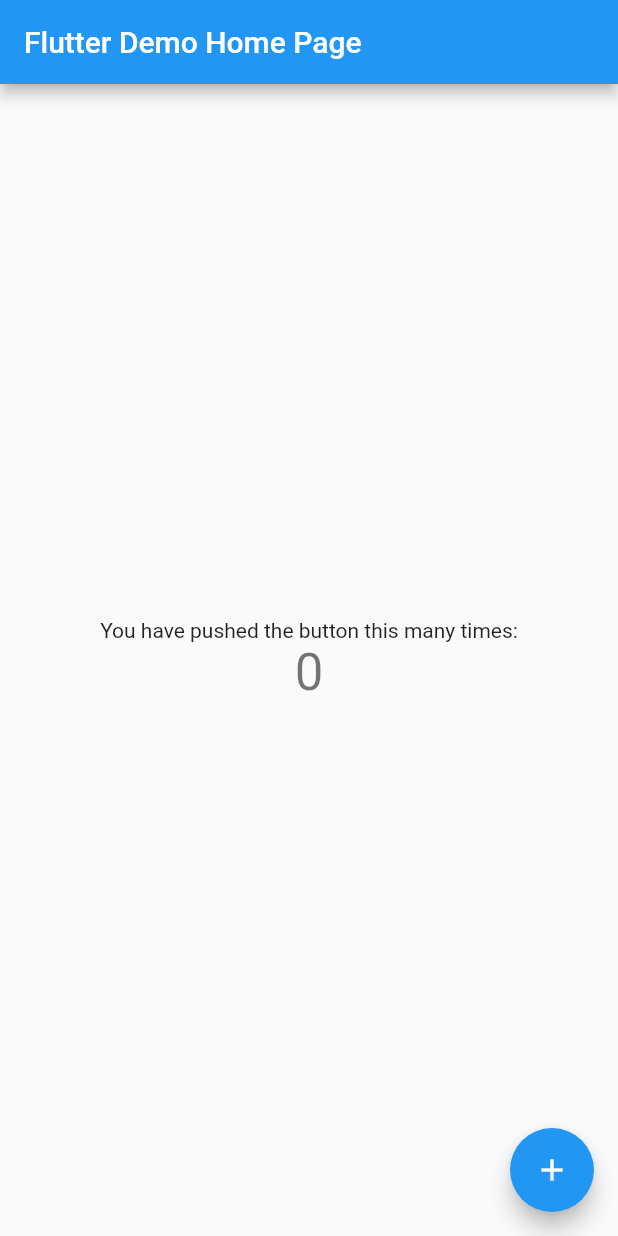
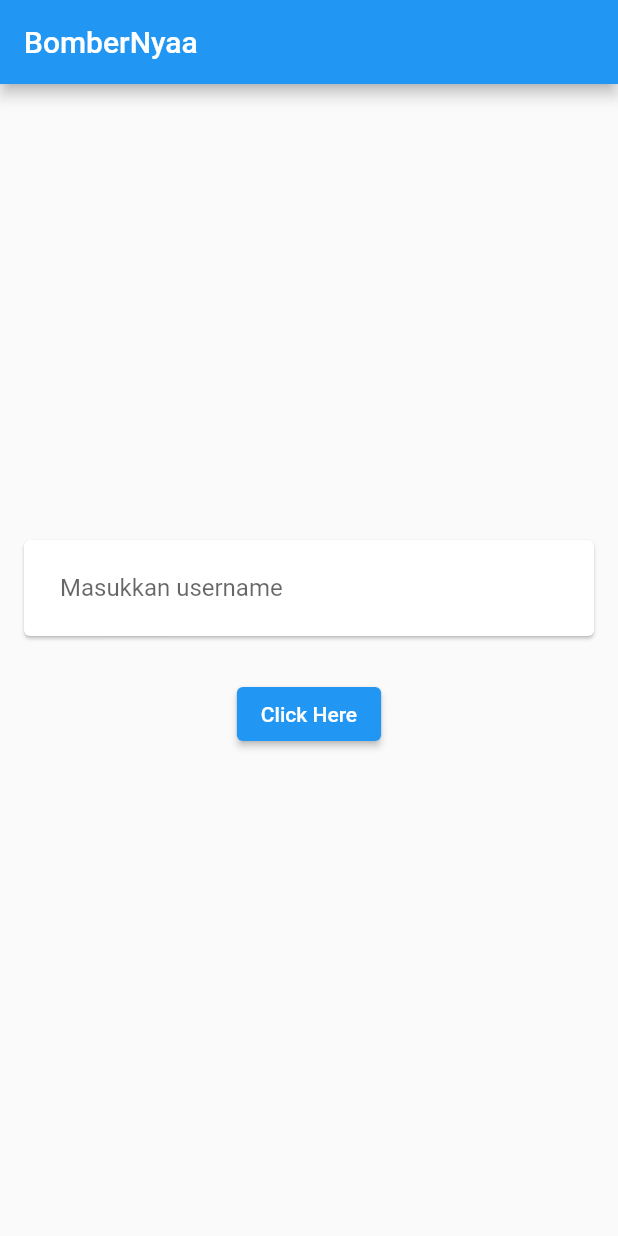
Before and after one commit to reAlpha39/chessbomb, a Flutter app: the screen it shows after launch, on a phone screen of 412 x 824 dp. Run offline on Flutter 3.47's test engine with Material 2 defaults, Android fonts, the phone set to English and light mode, and no system bars; our stand-ins replace bloc, flutter_bloc, freezed_annotation, get, get_it, injectable.

Commit message:
add homepage

```diff
--- /dev/null
+++ b/lib/app/home/bloc/cubit/player_id_cubit.dart
@@ -0,0 +1,14 @@
+import 'package:bloc/bloc.dart';
+import 'package:flutter/material.dart';
+import 'package:freezed_annotation/freezed_annotation.dart';
+import 'package:injectable/injectable.dart';
+
+part 'player_id_state.dart';
+part 'player_id_cubit.freezed.dart';
+
+@injectable
+class PlayerIdCubit extends Cubit<PlayerIdState> {
+  PlayerIdCubit() : super(const PlayerIdState.initial());
+
+  TextEditingController playerId = TextEditingController();
+}
--- /dev/null
+++ b/lib/app/home/bloc/cubit/player_id_state.dart
@@ -0,0 +1,9 @@
+part of 'player_id_cubit.dart';
+
+@freezed
+class PlayerIdState with _$PlayerIdState {
+  const factory PlayerIdState.initial() = _Initial;
+  const factory PlayerIdState.loading() = _Loading;
+  const factory PlayerIdState.error(String message) = _Error;
+  const factory PlayerIdState.success() = _Success;
+}
--- /dev/null
+++ b/lib/app/home/pages/home_page.dart
@@ -0,0 +1,51 @@
+import 'package:bombernyaa/app/home/bloc/cubit/player_id_cubit.dart';
+import 'package:flutter/material.dart';
+import 'package:flutter_bloc/flutter_bloc.dart';
+
+class HomePage extends StatelessWidget {
+  const HomePage({Key? key}) : super(key: key);
+
+  @override
+  Widget build(BuildContext context) {
+    return Scaffold(
+      appBar: AppBar(
+        title: const Text("BomberNyaa"),
+      ),
+      body: Padding(
+        padding: const EdgeInsets.symmetric(
+          horizontal: 12.0,
+          vertical: 24.0,
+        ),
+        child: Column(
+          mainAxisAlignment: MainAxisAlignment.center,
+          children: [
+            Card(
+              child: Padding(
+                padding: const EdgeInsets.symmetric(
+                  vertical: 8.0,
+                  horizontal: 24.0,
+                ),
+                child: TextField(
+                  controller: context.read<PlayerIdCubit>().playerId,
+                  decoration: const InputDecoration(
+                    border: InputBorder.none,
+                    hintText: "Masukkan username",
+                  ),
+                ),
+              ),
+            ),
+            Padding(
+              padding: const EdgeInsets.symmetric(
+                vertical: 24.0,
+              ),
+              child: ElevatedButton(
+                onPressed: () => null,
+                child: const Text('Click Here'),
+              ),
+            )
+          ],
+        ),
+      ),
+    );
+  }
+}
--- /dev/null
+++ b/lib/injection.dart
@@ -0,0 +1,10 @@
+import 'package:bombernyaa/injection.config.dart';
+import 'package:get_it/get_it.dart';
+import 'package:injectable/injectable.dart';
+
+final getIt = GetIt.instance;
+
+@injectableInit
+void configureInjection() {
+  $initGetIt(getIt);
+}
--- a/lib/main.dart
+++ b/lib/main.dart
@@ -1,115 +1,30 @@
+import 'package:bombernyaa/app/home/bloc/cubit/player_id_cubit.dart';
+import 'package:bombernyaa/app/home/pages/home_page.dart';
+import 'package:bombernyaa/injection.dart';
 import 'package:flutter/material.dart';
+import 'package:flutter_bloc/flutter_bloc.dart';
+import 'package:get/get.dart';
 
 void main() {
+  configureInjection();
   runApp(const MyApp());
 }
 
 class MyApp extends StatelessWidget {
   const MyApp({Key? key}) : super(key: key);
 
-  // This widget is the root of your application.
   @override
   Widget build(BuildContext context) {
-    return MaterialApp(
-      title: 'Flutter Demo',
+    return GetMaterialApp(
+      debugShowCheckedModeBanner: false,
+      title: 'BomberNyaa',
       theme: ThemeData(
-        // This is the theme of your application.
-        //
-        // Try running your application with "flutter run". You'll see the
-        // application has a blue toolbar. Then, without quitting the app, try
-        // changing the primarySwatch below to Colors.green and then invoke
-        // "hot reload" (press "r" in the console where you ran "flutter run",
-        // or simply save your changes to "hot reload" in a Flutter IDE).
-        // Notice that the counter didn't reset back to zero; the application
-        // is not restarted.
         primarySwatch: Colors.blue,
       ),
-      home: const MyHomePage(title: 'Flutter Demo Home Page'),
+      home: BlocProvider(
+        create: (context) => getIt<PlayerIdCubit>(),
+        child: const HomePage(),
+      ),
     );
   }
 }
-
-class MyHomePage extends StatefulWidget {
-  const MyHomePage({Key? key, required this.title}) : super(key: key);
-
-  // This widget is the home page of your application. It is stateful, meaning
-  // that it has a State object (defined below) that contains fields that affect
-  // how it looks.
-
-  // This class is the configuration for the state. It holds the values (in this
-  // case the title) provided by the parent (in this case the App widget) and
-  // used by the build method of the State. Fields in a Widget subclass are
-  // always marked "final".
-
-  final String title;
-
-  @override
-  State<MyHomePage> createState() => _MyHomePageState();
-}
-
-class _MyHomePageState extends State<MyHomePage> {
-  int _counter = 0;
-
-  void _incrementCounter() {
-    setState(() {
-      // This call to setState tells the Flutter framework that something has
-      // changed in this State, which causes it to rerun the build method below
-      // so that the display can reflect the updated values. If we changed
-      // _counter without calling setState(), then the build method would not be
-      // called again, and so nothing would appear to happen.
-      _counter++;
-    });
-  }
-
-  @override
-  Widget build(BuildContext context) {
-    // This method is rerun every time setState is called, for instance as done
-    // by the _incrementCounter method above.
-    //
-    // The Flutter framework has been optimized to make rerunning build methods
-    // fast, so that you can just rebuild anything that needs updating rather
-    // than having to individually change instances of widgets.
-    return Scaffold(
-      appBar: AppBar(
-        // Here we take the value from the MyHomePage object that was created by
-        // the App.build method, and use it to set our appbar title.
-        title: Text(widget.title),
-      ),
-      body: Center(
-        // Center is a layout widget. It takes a single child and positions it
-        // in the middle of the parent.
-        child: Column(
-          // Column is also a layout widget. It takes a list of children and
-          // arranges them vertically. By default, it sizes itself to fit its
-          // children horizontally, and tries to be as tall as its parent.
-          //
-          // Invoke "debug painting" (press "p" in the console, choose the
-          // "Toggle Debug Paint" action from the Flutter Inspector in Android
-          // Studio, or the "Toggle Debug Paint" command in Visual Studio Code)
-          // to see the wireframe for each widget.
-          //
-          // Column has various properties to control how it sizes itself and
-          // how it positions its children. Here we use mainAxisAlignment to
-          // center the children vertically; the main axis here is the vertical
-          // axis because Columns are vertical (the cross axis would be
-          // horizontal).
-          mainAxisAlignment: MainAxisAlignment.center,
-          children: <Widget>[
-            const Text(
-              'You have pushed the button this many times:',
-            ),
-            Text(
-              '$_counter',
-              style: Theme.of(context).textTheme.headline4,
-            ),
-          ],
-        ),
-      ),
-      floatingActionButton: FloatingActionButton(
-        onPressed: _incrementCounter,
-        tooltip: 'Increment',
-        child: const Icon(Icons.add),
-      ), // This trailing comma makes auto-formatting nicer for build methods.
-    );
-  }
-}
```
Also changed, not shown: pubspec.yaml (+15 -70 lines), lib/app/home/bloc/cubit/player_id_cubit.freezed.dart (added), lib/injection.config.dart (added), pubspec.lock.
